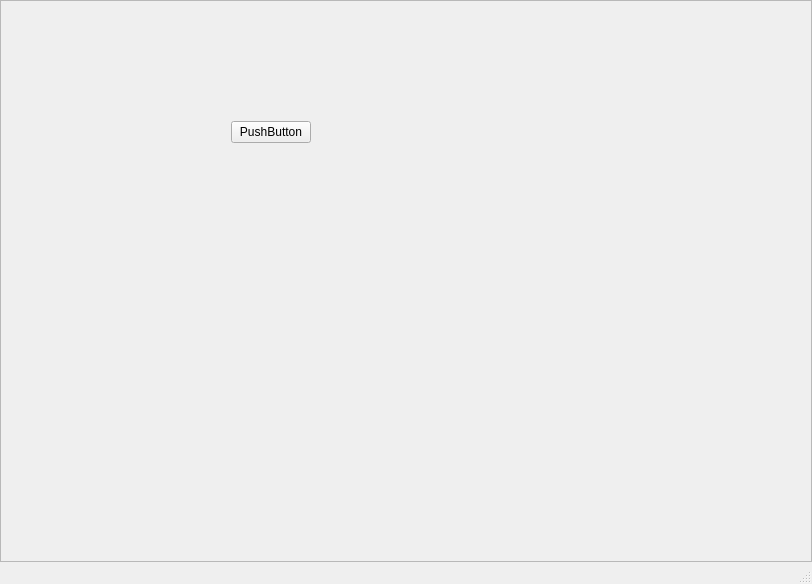
usershaman/mstream, file mainwindow.ui: the form before one commit.
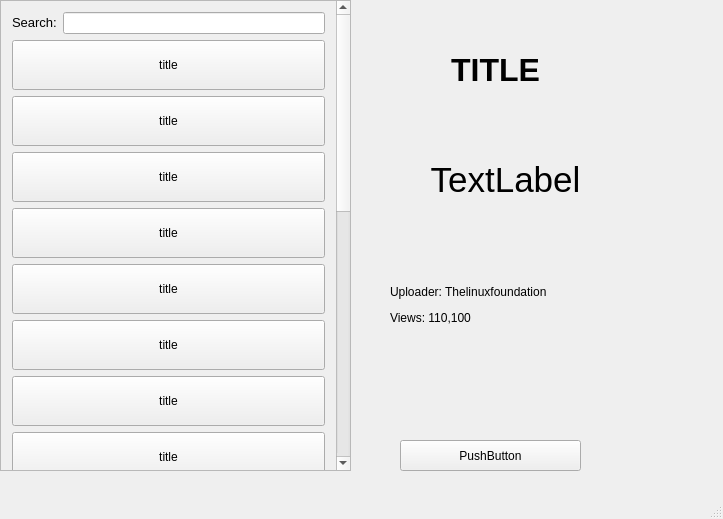
The form after the commit.

```diff
--- a/mainwindow.ui
+++ b/mainwindow.ui
@@ -6,58 +6,368 @@
    <rect>
     <x>0</x>
     <y>0</y>
-    <width>812</width>
-    <height>584</height>
+    <width>723</width>
+    <height>519</height>
    </rect>
   </property>
   <property name="windowTitle">
    <string>MainWindow</string>
   </property>
   <widget class="QWidget" name="centralWidget">
-   <layout class="QHBoxLayout" name="horizontalLayout">
-    <property name="leftMargin">
-     <number>0</number>
+   <widget class="QScrollArea" name="scrollArea">
+    <property name="geometry">
+     <rect>
+      <x>0</x>
+      <y>0</y>
+      <width>351</width>
+      <height>471</height>
+     </rect>
     </property>
-    <property name="topMargin">
-     <number>0</number>
+    <property name="widgetResizable">
+     <bool>true</bool>
     </property>
-    <property name="rightMargin">
-     <number>0</number>
+    <widget class="QWidget" name="scrollAreaWidgetContents">
+     <property name="geometry">
+      <rect>
+       <x>0</x>
+       <y>0</y>
+       <width>335</width>
+       <height>1061</height>
+      </rect>
+     </property>
+     <layout class="QVBoxLayout" name="verticalLayout_3">
+      <item>
+       <layout class="QVBoxLayout" name="verticalLayout_2">
+        <item>
+         <layout class="QVBoxLayout" name="verticalLayout">
+          <item>
+           <layout class="QHBoxLayout" name="horizontalLayout">
+            <item>
+             <widget class="QLabel" name="label_4">
+              <property name="text">
+               <string>&lt;html&gt;&lt;head/&gt;&lt;body&gt;&lt;p&gt;&lt;span style=&quot; font-size:10pt;&quot;&gt;Search:&lt;/span&gt;&lt;/p&gt;&lt;/body&gt;&lt;/html&gt;</string>
+              </property>
+             </widget>
+            </item>
+            <item>
+             <widget class="QLineEdit" name="lineEdit"/>
+            </item>
+           </layout>
+          </item>
+          <item>
+           <spacer name="verticalSpacer">
+            <property name="orientation">
+             <enum>Qt::Vertical</enum>
+            </property>
+            <property name="sizeHint" stdset="0">
+             <size>
+              <width>20</width>
+              <height>40</height>
+             </size>
+            </property>
+           </spacer>
+          </item>
+         </layout>
+        </item>
+        <item>
+         <widget class="QPushButton" name="vidBtn1">
+          <property name="minimumSize">
+           <size>
+            <width>0</width>
+            <height>50</height>
+           </size>
+          </property>
+          <property name="text">
+           <string>title</string>
+          </property>
+         </widget>
+        </item>
+        <item>
+         <widget class="QPushButton" name="vidBtn2">
+          <property name="minimumSize">
+           <size>
+            <width>0</width>
+            <height>50</height>
+           </size>
+          </property>
+          <property name="text">
+           <string>title</string>
+          </property>
+         </widget>
+        </item>
+        <item>
+         <widget class="QPushButton" name="vidBtn3">
+          <property name="minimumSize">
+           <size>
+            <width>0</width>
+            <height>50</height>
+           </size>
+          </property>
+          <property name="text">
+           <string>title</string>
+          </property>
+         </widget>
+        </item>
+        <item>
+         <widget class="QPushButton" name="vidBtn4">
+          <property name="minimumSize">
+           <size>
+            <width>0</width>
+            <height>50</height>
+           </size>
+          </property>
+          <property name="text">
+           <string>title</string>
+          </property>
+         </widget>
+        </item>
+        <item>
+         <widget class="QPushButton" name="vidBtn5">
+          <property name="minimumSize">
+           <size>
+            <width>0</width>
+            <height>50</height>
+           </size>
+          </property>
+          <property name="text">
+           <string>title</string>
+          </property>
+         </widget>
+        </item>
+        <item>
+         <widget class="QPushButton" name="vidBtn6">
+          <property name="minimumSize">
+           <size>
+            <width>0</width>
+            <height>50</height>
+           </size>
+          </property>
+          <property name="text">
+           <string>title</string>
+          </property>
+         </widget>
+        </item>
+        <item>
+         <widget class="QPushButton" name="vidBtn7">
+          <property name="minimumSize">
+           <size>
+            <width>0</width>
+            <height>50</height>
+           </size>
+          </property>
+          <property name="text">
+           <string>title</string>
+          </property>
+         </widget>
+        </item>
+        <item>
+         <widget class="QPushButton" name="vidBtn8">
+          <property name="minimumSize">
+           <size>
+            <width>0</width>
+            <height>50</height>
+           </size>
+          </property>
+          <property name="text">
+           <string>title</string>
+          </property>
+         </widget>
+        </item>
+        <item>
+         <widget class="QPushButton" name="vidBtn9">
+          <property name="minimumSize">
+           <size>
+            <width>0</width>
+            <height>50</height>
+           </size>
+          </property>
+          <property name="text">
+           <string>title</string>
+          </property>
+         </widget>
+        </item>
+        <item>
+         <widget class="QPushButton" name="vidBtn10">
+          <property name="minimumSize">
+           <size>
+            <width>0</width>
+            <height>50</height>
+           </size>
+          </property>
+          <property name="text">
+           <string>title</string>
+          </property>
+         </widget>
+        </item>
+        <item>
+         <widget class="QPushButton" name="vidBtn11">
+          <property name="minimumSize">
+           <size>
+            <width>0</width>
+            <height>50</height>
+           </size>
+          </property>
+          <property name="text">
+           <string>title</string>
+          </property>
+         </widget>
+        </item>
+        <item>
+         <widget class="QPushButton" name="vidBtn12">
+          <property name="minimumSize">
+           <size>
+            <width>0</width>
+            <height>50</height>
+           </size>
+          </property>
+          <property name="text">
+           <string>title</string>
+          </property>
+         </widget>
+        </item>
+        <item>
+         <widget class="QPushButton" name="vidBtn13">
+          <property name="minimumSize">
+           <size>
+            <width>0</width>
+            <height>50</height>
+           </size>
+          </property>
+          <property name="text">
+           <string>title</string>
+          </property>
+         </widget>
+        </item>
+        <item>
+         <widget class="QPushButton" name="vidBtn14">
+          <property name="minimumSize">
+           <size>
+            <width>0</width>
+            <height>50</height>
+           </size>
+          </property>
+          <property name="text">
+           <string>title</string>
+          </property>
+         </widget>
+        </item>
+        <item>
+         <widget class="QPushButton" name="vidBtn15">
+          <property name="minimumSize">
+           <size>
+            <width>0</width>
+            <height>50</height>
+           </size>
+          </property>
+          <property name="text">
+           <string>title</string>
+          </property>
+         </widget>
+        </item>
+        <item>
+         <widget class="QPushButton" name="vidBtn16">
+          <property name="minimumSize">
+           <size>
+            <width>0</width>
+            <height>50</height>
+           </size>
+          </property>
+          <property name="text">
+           <string>title</string>
+          </property>
+         </widget>
+        </item>
+        <item>
+         <widget class="QPushButton" name="vidBtn17">
+          <property name="minimumSize">
+           <size>
+            <width>0</width>
+            <height>50</height>
+           </size>
+          </property>
+          <property name="text">
+           <string>title</string>
+          </property>
+         </widget>
+        </item>
+        <item>
+         <widget class="QPushButton" name="vidBtn18">
+          <property name="minimumSize">
+           <size>
+            <width>0</width>
+            <height>50</height>
+           </size>
+          </property>
+          <property name="text">
+           <string>title</string>
+          </property>
+         </widget>
+        </item>
+       </layout>
+      </item>
+     </layout>
+    </widget>
+   </widget>
+   <widget class="QPushButton" name="streamBtn">
+    <property name="geometry">
+     <rect>
+      <x>400</x>
+      <y>440</y>
+      <width>181</width>
+      <height>31</height>
+     </rect>
     </property>
-    <property name="bottomMargin">
-     <number>0</number>
+    <property name="text">
+     <string>PushButton</string>
     </property>
-    <item>
-     <widget class="QScrollArea" name="scrollArea">
-      <property name="widgetResizable">
-       <bool>true</bool>
-      </property>
-      <widget class="QWidget" name="scrollAreaWidgetContents">
-       <property name="geometry">
-        <rect>
-         <x>0</x>
-         <y>0</y>
-         <width>810</width>
-         <height>540</height>
-        </rect>
-       </property>
-       <widget class="QPushButton" name="pushButton">
-        <property name="geometry">
-         <rect>
-          <x>230</x>
-          <y>120</y>
-          <width>80</width>
-          <height>22</height>
-         </rect>
-        </property>
-        <property name="text">
-         <string>PushButton</string>
-        </property>
-       </widget>
-      </widget>
-     </widget>
-    </item>
-   </layout>
+   </widget>
+   <widget class="QLabel" name="titleBig">
+    <property name="geometry">
+     <rect>
+      <x>390</x>
+      <y>40</y>
+      <width>211</width>
+      <height>61</height>
+     </rect>
+    </property>
+    <property name="font">
+     <font>
+      <pointsize>24</pointsize>
+      <weight>75</weight>
+      <bold>true</bold>
+      <kerning>true</kerning>
+     </font>
+    </property>
+    <property name="text">
+     <string>&lt;html&gt;&lt;head/&gt;&lt;body&gt;&lt;p align=&quot;center&quot;&gt;TITLE&lt;/p&gt;&lt;/body&gt;&lt;/html&gt;</string>
+    </property>
+   </widget>
+   <widget class="QLabel" name="thumbBig">
+    <property name="geometry">
+     <rect>
+      <x>420</x>
+      <y>120</y>
+      <width>171</width>
+      <height>121</height>
+     </rect>
+    </property>
+    <property name="text">
+     <string>&lt;html&gt;&lt;head/&gt;&lt;body&gt;&lt;p align=&quot;center&quot;&gt;&lt;span style=&quot; font-size:26pt;&quot;&gt;TextLabel&lt;/span&gt;&lt;/p&gt;&lt;/body&gt;&lt;/html&gt;</string>
+    </property>
+   </widget>
+   <widget class="QLabel" name="info">
+    <property name="geometry">
+     <rect>
+      <x>390</x>
+      <y>260</y>
+      <width>211</width>
+      <height>91</height>
+     </rect>
+    </property>
+    <property name="text">
+     <string>&lt;html&gt;&lt;head/&gt;&lt;body&gt;&lt;p&gt;Uploader: Thelinuxfoundation &lt;/p&gt;&lt;p&gt;Views: 110,100&lt;/p&gt;&lt;/body&gt;&lt;/html&gt;</string>
+    </property>
+   </widget>
   </widget>
   <widget class="QMenuBar" name="menuBar">
    <property name="geometry">
```
Left out of the diff: 2 changed lines with no effect on the pictures.
